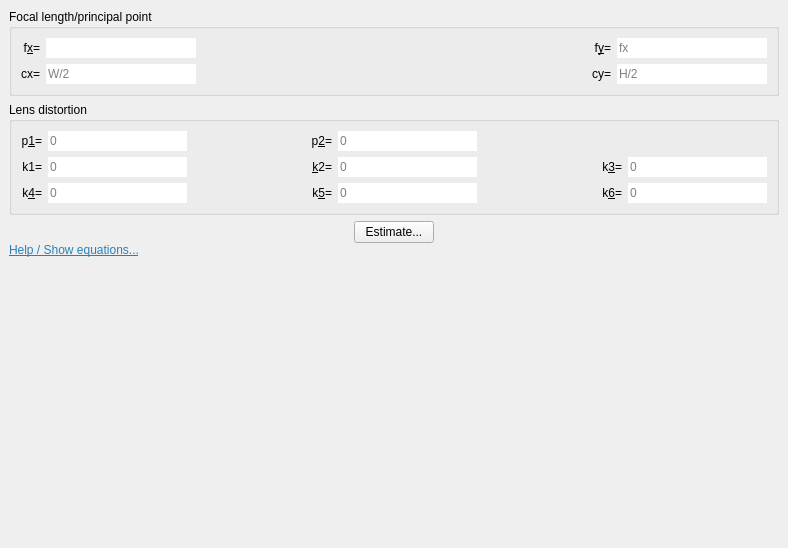
Old version of the form main/CalibrationDataDockWidget.ui in the repository fabio-d/camera-calibration-studio.
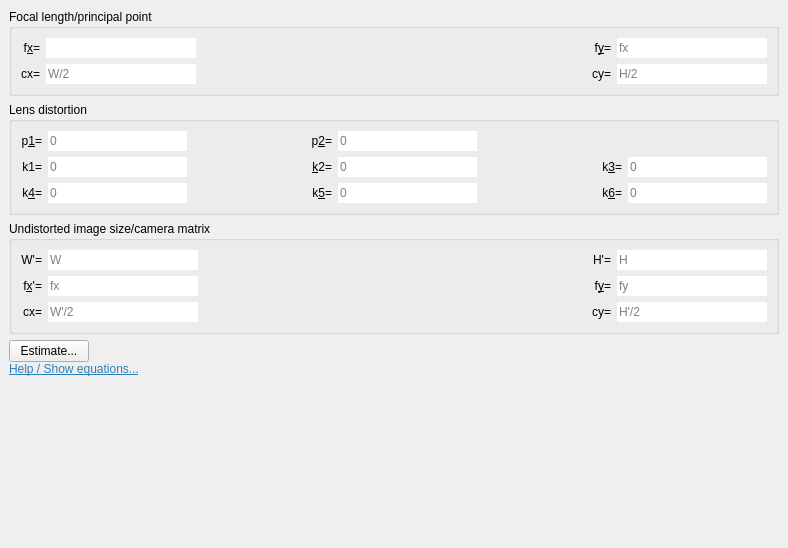
New version of the form.

Commit message: Use calibration parameters to undistort images

```diff
--- a/main/CalibrationDataDockWidget.ui
+++ b/main/CalibrationDataDockWidget.ui
@@ -64,8 +64,8 @@
       <rect>
        <x>0</x>
        <y>0</y>
-       <width>784</width>
-       <height>500</height>
+       <width>764</width>
+       <height>585</height>
       </rect>
      </property>
      <layout class="QVBoxLayout" name="parametersLayout">
@@ -495,39 +495,241 @@
         </layout>
        </widget>
       </item>
+      <item>
+       <widget class="QGroupBox" name="groupBox_3">
+        <property name="sizePolicy">
+         <sizepolicy hsizetype="Minimum" vsizetype="Minimum">
+          <horstretch>0</horstretch>
+          <verstretch>0</verstretch>
+         </sizepolicy>
+        </property>
+        <property name="title">
+         <string>Undistorted image size/camera matrix</string>
+        </property>
+        <layout class="QGridLayout" name="gridLayout_2">
+         <item row="1" column="0">
+          <widget class="QLabel" name="label_19">
+           <property name="text">
+            <string>f&amp;x'=</string>
+           </property>
+           <property name="alignment">
+            <set>Qt::AlignRight|Qt::AlignTrailing|Qt::AlignVCenter</set>
+           </property>
+           <property name="buddy">
+            <cstring>finalFxLineEdit</cstring>
+           </property>
+          </widget>
+         </item>
+         <item row="1" column="1">
+          <widget class="QLineEdit" name="finalFxLineEdit">
+           <property name="maximumSize">
+            <size>
+             <width>150</width>
+             <height>16777215</height>
+            </size>
+           </property>
+           <property name="frame">
+            <bool>false</bool>
+           </property>
+           <property name="placeholderText">
+            <string>fx</string>
+           </property>
+           <property name="clearButtonEnabled">
+            <bool>true</bool>
+           </property>
+          </widget>
+         </item>
+         <item row="0" column="3">
+          <widget class="QLineEdit" name="finalHeightLineEdit">
+           <property name="maximumSize">
+            <size>
+             <width>150</width>
+             <height>16777215</height>
+            </size>
+           </property>
+           <property name="frame">
+            <bool>false</bool>
+           </property>
+           <property name="placeholderText">
+            <string>H</string>
+           </property>
+           <property name="clearButtonEnabled">
+            <bool>true</bool>
+           </property>
+          </widget>
+         </item>
+         <item row="0" column="1">
+          <widget class="QLineEdit" name="finalWidthLineEdit">
+           <property name="maximumSize">
+            <size>
+             <width>150</width>
+             <height>16777215</height>
+            </size>
+           </property>
+           <property name="frame">
+            <bool>false</bool>
+           </property>
+           <property name="placeholderText">
+            <string>W</string>
+           </property>
+           <property name="clearButtonEnabled">
+            <bool>true</bool>
+           </property>
+          </widget>
+         </item>
+         <item row="0" column="2">
+          <widget class="QLabel" name="label_3">
+           <property name="sizePolicy">
+            <sizepolicy hsizetype="MinimumExpanding" vsizetype="Preferred">
+             <horstretch>0</horstretch>
+             <verstretch>0</verstretch>
+            </sizepolicy>
+           </property>
+           <property name="text">
+            <string>H'=</string>
+           </property>
+           <property name="alignment">
+            <set>Qt::AlignRight|Qt::AlignTrailing|Qt::AlignVCenter</set>
+           </property>
+           <property name="buddy">
+            <cstring>finalHeightLineEdit</cstring>
+           </property>
+          </widget>
+         </item>
+         <item row="2" column="1">
+          <widget class="QLineEdit" name="finalCxLineEdit">
+           <property name="maximumSize">
+            <size>
+             <width>150</width>
+             <height>16777215</height>
+            </size>
+           </property>
+           <property name="frame">
+            <bool>false</bool>
+           </property>
+           <property name="placeholderText">
+            <string>W'/2</string>
+           </property>
+           <property name="clearButtonEnabled">
+            <bool>true</bool>
+           </property>
+          </widget>
+         </item>
+         <item row="2" column="3">
+          <widget class="QLineEdit" name="finalCyLineEdit">
+           <property name="maximumSize">
+            <size>
+             <width>150</width>
+             <height>16777215</height>
+            </size>
+           </property>
+           <property name="frame">
+            <bool>false</bool>
+           </property>
+           <property name="placeholderText">
+            <string>H'/2</string>
+           </property>
+           <property name="clearButtonEnabled">
+            <bool>true</bool>
+           </property>
+          </widget>
+         </item>
+         <item row="2" column="2">
+          <widget class="QLabel" name="label_4">
+           <property name="text">
+            <string>cy=</string>
+           </property>
+           <property name="alignment">
+            <set>Qt::AlignRight|Qt::AlignTrailing|Qt::AlignVCenter</set>
+           </property>
+           <property name="buddy">
+            <cstring>finalCyLineEdit</cstring>
+           </property>
+          </widget>
+         </item>
+         <item row="2" column="0">
+          <widget class="QLabel" name="label_5">
+           <property name="text">
+            <string>cx=</string>
+           </property>
+           <property name="alignment">
+            <set>Qt::AlignRight|Qt::AlignTrailing|Qt::AlignVCenter</set>
+           </property>
+           <property name="buddy">
+            <cstring>finalCxLineEdit</cstring>
+           </property>
+          </widget>
+         </item>
+         <item row="0" column="0">
+          <widget class="QLabel" name="label_2">
+           <property name="text">
+            <string>W'=</string>
+           </property>
+           <property name="alignment">
+            <set>Qt::AlignRight|Qt::AlignTrailing|Qt::AlignVCenter</set>
+           </property>
+           <property name="buddy">
+            <cstring>finalWidthLineEdit</cstring>
+           </property>
+          </widget>
+         </item>
+         <item row="1" column="2">
+          <widget class="QLabel" name="label_20">
+           <property name="sizePolicy">
+            <sizepolicy hsizetype="MinimumExpanding" vsizetype="Preferred">
+             <horstretch>0</horstretch>
+             <verstretch>0</verstretch>
+            </sizepolicy>
+           </property>
+           <property name="text">
+            <string>f&amp;y=</string>
+           </property>
+           <property name="alignment">
+            <set>Qt::AlignRight|Qt::AlignTrailing|Qt::AlignVCenter</set>
+           </property>
+           <property name="buddy">
+            <cstring>finalFyLineEdit</cstring>
+           </property>
+          </widget>
+         </item>
+         <item row="1" column="3">
+          <widget class="QLineEdit" name="finalFyLineEdit">
+           <property name="maximumSize">
+            <size>
+             <width>150</width>
+             <height>16777215</height>
+            </size>
+           </property>
+           <property name="frame">
+            <bool>false</bool>
+           </property>
+           <property name="placeholderText">
+            <string>fy</string>
+           </property>
+           <property name="clearButtonEnabled">
+            <bool>true</bool>
+           </property>
+          </widget>
+         </item>
+        </layout>
+       </widget>
+      </item>
       <item>
        <layout class="QGridLayout" name="gridLayout_3">
         <property name="spacing">
          <number>0</number>
         </property>
-        <item row="1" column="1">
-         <widget class="QPushButton" name="pushButton_2">
-          <property name="text">
-           <string>Estimate...</string>
-          </property>
-         </widget>
-        </item>
-        <item row="1" column="0">
-         <spacer name="horizontalSpacer">
-          <property name="orientation">
-           <enum>Qt::Horizontal</enum>
-          </property>
-          <property name="sizeHint" stdset="0">
-           <size>
-            <width>0</width>
-            <height>0</height>
-           </size>
-          </property>
-         </spacer>
-        </item>
         <item row="3" column="0" colspan="3">
          <widget class="QLabel" name="label_18">
           <property name="text">
-           <string>&lt;html&gt;&lt;head/&gt;&lt;body&gt;&lt;p&gt;&lt;a href=&quot;about:test&quot;&gt;&lt;span style=&quot; text-decoration: underline; color:#2980b9;&quot;&gt;Help / Show equations...&lt;/span&gt;&lt;/a&gt;&lt;/p&gt;&lt;/body&gt;&lt;/html&gt;</string>
+           <string>&lt;html&gt;&lt;head/&gt;&lt;body&gt;&lt;p&gt;&lt;a href=&quot;https://docs.opencv.org/2.4/modules/calib3d/doc/camera_calibration_and_3d_reconstruction.html&quot;&gt;&lt;span style=&quot; text-decoration: underline; color:#2980b9;&quot;&gt;Help / Show equations...&lt;/span&gt;&lt;/a&gt;&lt;/p&gt;&lt;/body&gt;&lt;/html&gt;</string>
           </property>
           <property name="textFormat">
            <enum>Qt::RichText</enum>
           </property>
+          <property name="openExternalLinks">
+           <bool>true</bool>
+          </property>
          </widget>
         </item>
         <item row="0" column="1">
@@ -569,6 +771,13 @@
           </property>
          </spacer>
         </item>
+        <item row="1" column="1">
+         <widget class="QPushButton" name="pushButton_2">
+          <property name="text">
+           <string>Estimate...</string>
+          </property>
+         </widget>
+        </item>
        </layout>
       </item>
       <item>
```
Left out of the diff: 6 changed lines with no effect on the pictures. The commit also changes 7 other files.
